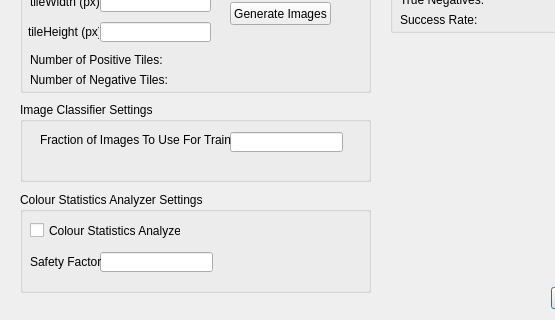
Qt form gui/TrainTextureClassifierForm.ui (asmith9455/imageClassifier) before a commit; both pictures show x 0 to 555 and y 248 to 568 of the 643 by 568 pixel window.
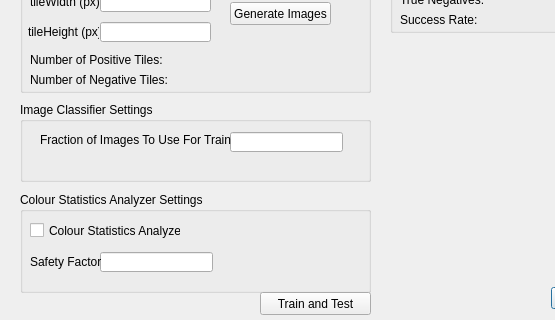
The same form after that commit.

Patch:
```diff
--- a/gui/TrainTextureClassifierForm.ui
+++ b/gui/TrainTextureClassifierForm.ui
@@ -384,6 +384,19 @@
     </property>
    </widget>
   </widget>
+  <widget class="QPushButton" name="btn_trainAndTest">
+   <property name="geometry">
+    <rect>
+     <x>260</x>
+     <y>540</y>
+     <width>111</width>
+     <height>23</height>
+    </rect>
+   </property>
+   <property name="text">
+    <string>Train and Test</string>
+   </property>
+  </widget>
  </widget>
  <resources/>
  <connections>
```
Left out of the diff: 2 changed lines with no effect on the pictures.
